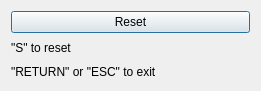
Old version of the form dialogz/joinPypes.ui in the repository oddtopus/dodo.
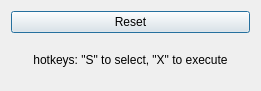
New version of the form.

What changed in the file:
```diff
--- a/dialogz/joinPypes.ui
+++ b/dialogz/joinPypes.ui
@@ -24,14 +24,10 @@
    <item>
     <widget class="QLabel" name="labTagretObj">
      <property name="text">
-      <string>&quot;S&quot; to reset</string>
+      <string>hotkeys: &quot;S&quot; to select, &quot;X&quot; to execute</string>
      </property>
-    </widget>
-   </item>
-   <item>
-    <widget class="QLabel" name="labTargetPort">
-     <property name="text">
-      <string>&quot;RETURN&quot; or &quot;ESC&quot; to exit</string>
+     <property name="alignment">
+      <set>Qt::AlignCenter</set>
      </property>
     </widget>
    </item>
```
